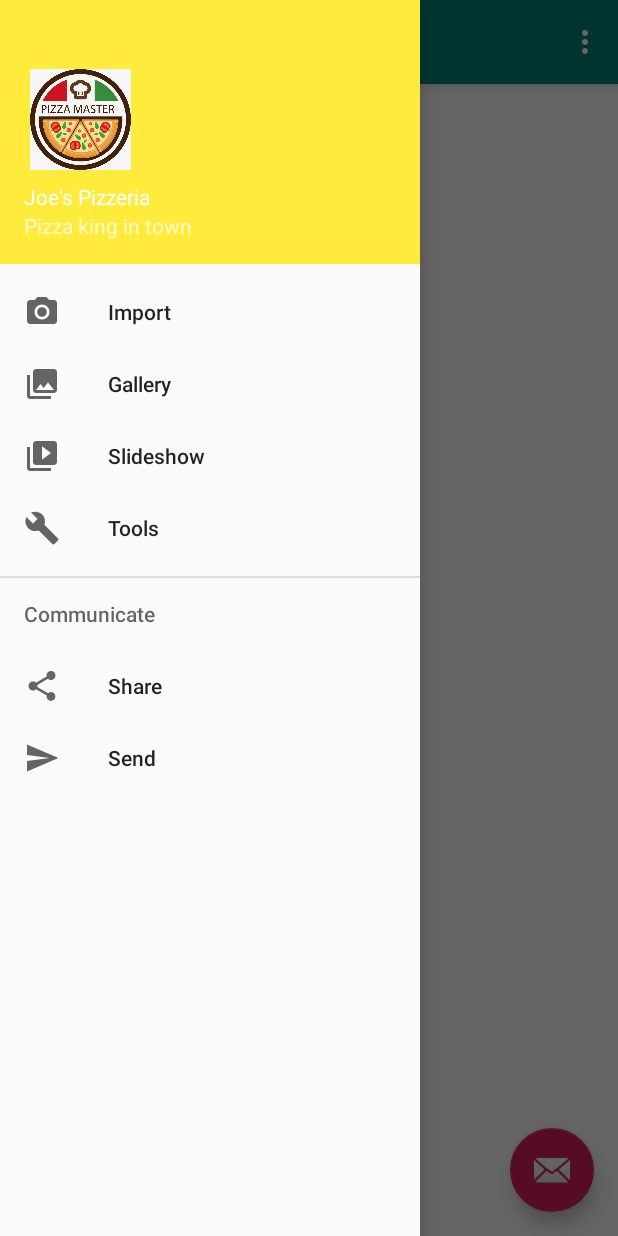
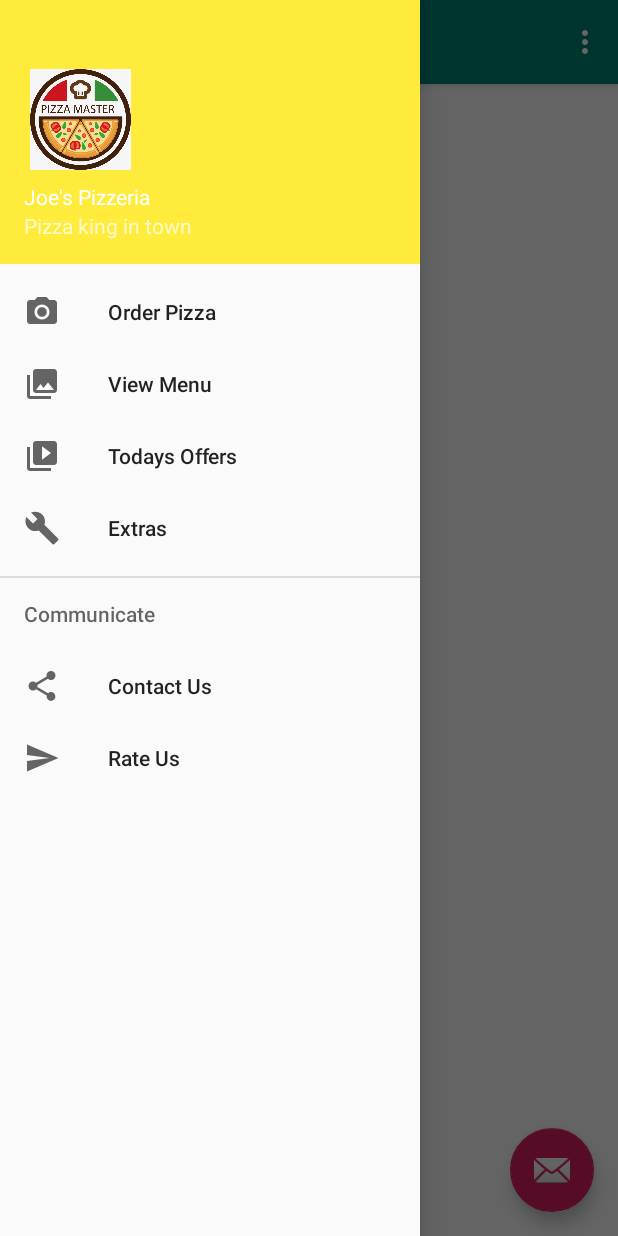
Before and after one commit to FullFrontal92/JoePizza, an Android app: the screen it shows after launch (MainActivity), with the side drawer open, on a phone screen of 412 x 824 dp. Run offline under Robolectric (Android 15) with nearby library versions, the phone set to English and light mode, and no system bars.

Commit message:
moving on

```diff
--- a/app/src/main/res/menu/activity_main_drawer.xml
+++ b/app/src/main/res/menu/activity_main_drawer.xml
@@ -5,33 +5,33 @@
 
     <group android:checkableBehavior="single">
         <item
-            android:id="@+id/nav_camera"
+            android:id="@+id/order"
             android:icon="@drawable/ic_menu_camera"
-            android:title="Import" />
+            android:title="Order Pizza" />
         <item
-            android:id="@+id/nav_gallery"
+            android:id="@+id/view_menu"
             android:icon="@drawable/ic_menu_gallery"
-            android:title="Gallery" />
+            android:title="View Menu" />
         <item
-            android:id="@+id/nav_slideshow"
+            android:id="@+id/todays_offers"
             android:icon="@drawable/ic_menu_slideshow"
-            android:title="Slideshow" />
+            android:title="Todays Offers" />
         <item
-            android:id="@+id/nav_manage"
+            android:id="@+id/extras"
             android:icon="@drawable/ic_menu_manage"
-            android:title="Tools" />
+            android:title="Extras" />
     </group>
 
     <item android:title="Communicate">
         <menu>
             <item
-                android:id="@+id/nav_share"
+                android:id="@+id/contact_us"
                 android:icon="@drawable/ic_menu_share"
-                android:title="Share" />
+                android:title="Contact Us" />
             <item
-                android:id="@+id/nav_send"
+                android:id="@+id/rate_app"
                 android:icon="@drawable/ic_menu_send"
-                android:title="Send" />
+                android:title="Rate Us" />
         </menu>
     </item>
 
```
Also changed, not shown: app/src/main/java/com/example/adambenyahia/pizzaapp/MainActivity.java (+6 -6 lines).
